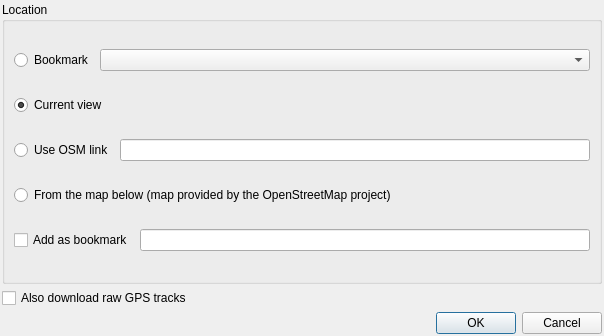
Before: the Qt Designer form DownloadMapDialog.ui in openstreetmap/merkaartor, drawn with Qt 5.
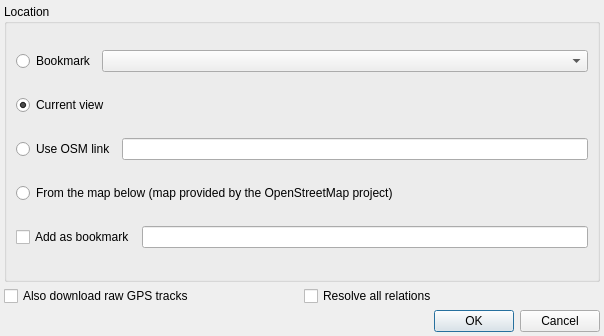
After: the same form once the commit is applied.

Commit message: ADD : Check if there are empty roads/relations during a download and propose to mark them for deletion FIX : make downloading unresolved relations optional FIX : Do not build path for empty roads.

Patch:
```diff
--- a/DownloadMapDialog.ui
+++ b/DownloadMapDialog.ui
@@ -17,7 +17,7 @@
     <number>4</number>
    </property>
    <property name="margin" >
-    <number>2</number>
+    <number>4</number>
    </property>
    <item>
     <widget class="QGroupBox" name="groupBox" >
@@ -125,11 +125,22 @@
     </widget>
    </item>
    <item>
+    <layout class="QHBoxLayout" name="horizontalLayout" >
+     <item>
     <widget class="QCheckBox" name="IncludeTracks" >
      <property name="text" >
       <string>Also download raw GPS tracks</string>
      </property>
     </widget>
+     </item>
+     <item>
+      <widget class="QCheckBox" name="ResolveRelations" >
+       <property name="text" >
+        <string>Resolve all relations</string>
+       </property>
+      </widget>
+     </item>
+    </layout>
    </item>
    <item>
     <widget class="QDialogButtonBox" name="buttonBox" >
```
Lines whose indentation alone changed are shown as unchanged. The commit also changes 14 other files.
